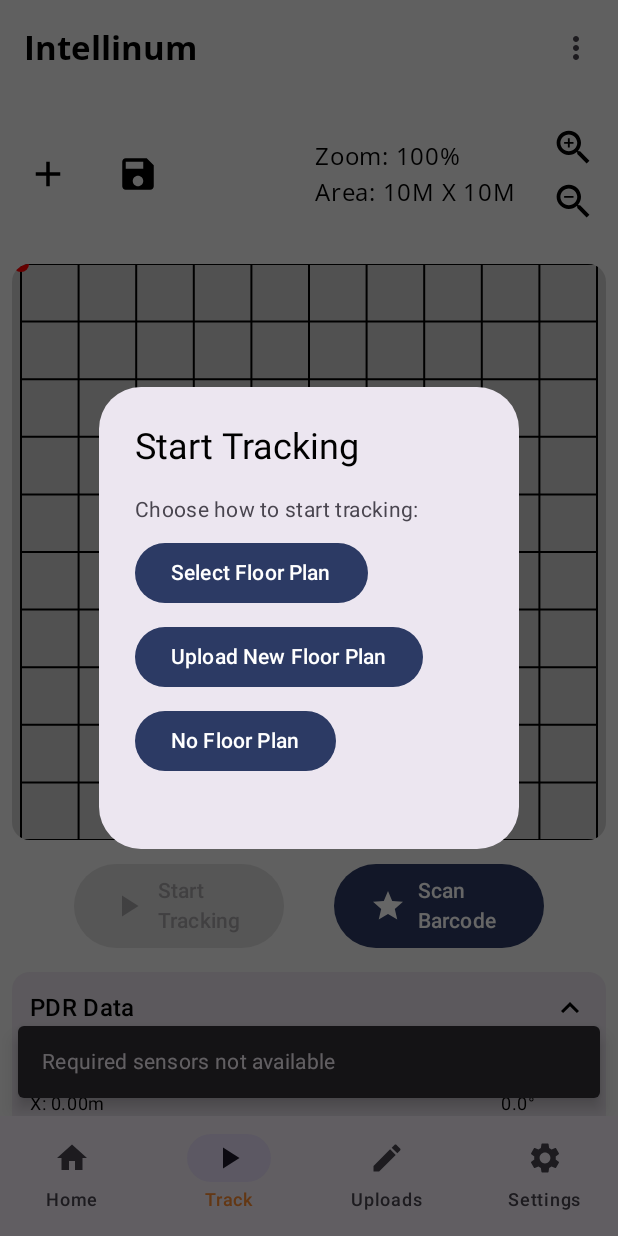
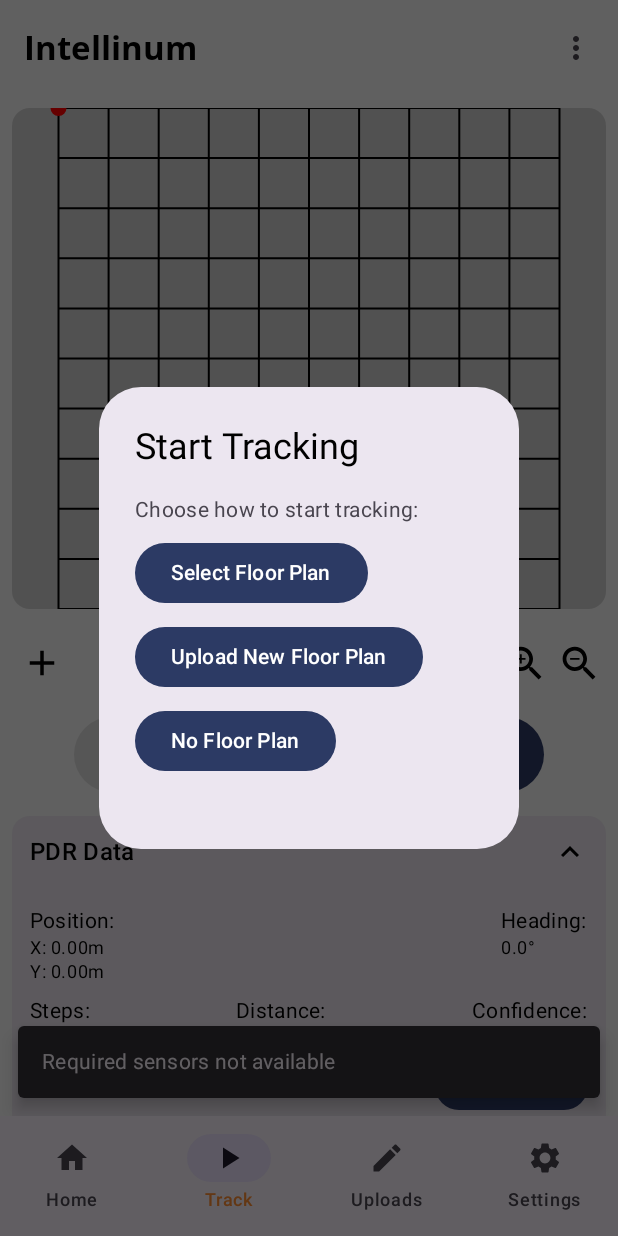
Before and after one commit to carldjapardi/sensorTracking, an Android app built with Jetpack Compose: the TrackScreen screen opened through its navigation route, on a phone screen of 412 x 824 dp. Run offline under Robolectric (Android 15) with nearby library versions, the phone set to English and light mode, and no system bars.

Commit message:
polished UI for trackscreen, reorder rows and adjust sizes

```diff
--- a/app/src/main/java/com/example/sensortracking/ui/screens/track/TrackScreen.kt
+++ b/app/src/main/java/com/example/sensortracking/ui/screens/track/TrackScreen.kt
@@ -223,10 +223,9 @@ fun TrackScreen(
         )
     }
 
-    // Zoom Set to 0% and 300%..
+    // Zoom Range 0-300%
     val minZoom = 0.0f
     val maxZoom = 3.0f
-    val zoomPercent = (uiState.zoom * 100).roundToInt().coerceIn(0, 300)
 
     Scaffold(
         topBar = {
@@ -247,54 +246,7 @@ fun TrackScreen(
                 .padding(innerPadding)
                 .verticalScroll(scrollState)
         ) {
-            // 1. Info Row: Save and New Tracking icons
-            Row(
-                modifier = Modifier
-                    .fillMaxWidth()
-                    .padding(horizontal = 12.dp, vertical = 16.dp),
-                verticalAlignment = Alignment.CenterVertically,
-                horizontalArrangement = Arrangement.spacedBy(20.dp)
-            ) {
-                IconButton(
-                    onClick = { showNewTrackingConfirmDialog = true },
-                    modifier = Modifier.size(40.dp)
-                ) {
-                    Icon(Icons.Default.Add, contentDescription = "New Tracking", modifier = Modifier.size(28.dp))
-                }
-                IconButton(
-                    onClick = { showSaveTrackingDialog = true },
-                    modifier = Modifier.size(40.dp)
-                ) {
-                    Icon(Icons.Default.Save, contentDescription = "Save Tracking", modifier = Modifier.size(28.dp))
-                }
-                Spacer(Modifier.weight(1f))
-                Column {
-                    Text("Zoom: $zoomPercent%", fontSize = 16.sp)
-                    Text("Area: ${uiState.area.length.toInt()}M X ${uiState.area.width.toInt()}M", fontSize = 16.sp)
-                }
-                Column {
-                    IconButton(
-                        onClick = {
-                            val newZoom = min(uiState.zoom * 1.2f, maxZoom)
-                            viewModel.onZoomChange(newZoom)
-                        },
-                        modifier = Modifier.size(36.dp)
-                    ) {
-                        Icon(Icons.Filled.ZoomIn, contentDescription = "Zoom In", modifier = Modifier.size(30.dp))
-                    }
-                    IconButton(
-                        onClick = {
-                            val newZoom = max(uiState.zoom / 1.2f, minZoom)
-                            viewModel.onZoomChange(newZoom)
-                        },
-                        modifier = Modifier.size(36.dp)
-                    ) {
-                        Icon(Icons.Filled.ZoomOut, contentDescription = "Zoom Out", modifier = Modifier.size(30.dp))
-                    }
-                }
-            }
-
-            // 2. Calibration Progress (if calibrating)
+            // 1. Calibration Card (if calibrating)
             if (uiState.isCalibrating) {
                 Card(
                     modifier = Modifier
@@ -329,11 +281,11 @@ fun TrackScreen(
                 }
             }
 
-            // 3. Grid/Floor Plan Area (larger container)
+            // 2. Grid/Floor Plan Canvas
             Box(
                 modifier = Modifier
                     .fillMaxWidth()
-                    .height(400.dp) // Fixed height for grid
+                    .height(350.dp) // Fixed height
                     .padding(8.dp)
                     .clip(RoundedCornerShape(12.dp))
                     .background(Color.LightGray)
@@ -351,7 +303,53 @@ fun TrackScreen(
                 )
             }
 
-            // 4. Action Buttons
+            // 3. Info Row: New Tracking, Save Tracking, Zoom, Area
+            Row(
+                modifier = Modifier
+                    .fillMaxWidth()
+                    .padding(horizontal = 8.dp, vertical = 8.dp),
+                verticalAlignment = Alignment.CenterVertically,
+                horizontalArrangement = Arrangement.spacedBy(20.dp)
+            ) {
+                IconButton(
+                    onClick = { showNewTrackingConfirmDialog = true },
+                    modifier = Modifier.size(40.dp)
+                ) {
+                    Icon(Icons.Default.Add, contentDescription = "New Tracking", modifier = Modifier.size(28.dp))
+                }
+                IconButton(
+                    onClick = { showSaveTrackingDialog = true },
+                    modifier = Modifier.size(40.dp)
+                ) {
+                    Icon(Icons.Default.Save, contentDescription = "Save Tracking", modifier = Modifier.size(28.dp))
+                }
+                Spacer(Modifier.weight(1f))
+                Column {
+                    Text("Area: ${uiState.area.length.toInt()}M X ${uiState.area.width.toInt()}M", fontSize = 16.sp)
+                }
+                Row {
+                    IconButton(
+                        onClick = {
+                            val newZoom = min(uiState.zoom * 1.2f, maxZoom)
+                            viewModel.onZoomChange(newZoom)
+                        },
+                        modifier = Modifier.size(36.dp)
+                    ) {
+                        Icon(Icons.Filled.ZoomIn, contentDescription = "Zoom In", modifier = Modifier.size(30.dp))
+                    }
+                    IconButton(
+                        onClick = {
+                            val newZoom = max(uiState.zoom / 1.2f, minZoom)
+                            viewModel.onZoomChange(newZoom)
+                        },
+                        modifier = Modifier.size(36.dp)
+                    ) {
+                        Icon(Icons.Filled.ZoomOut, contentDescription = "Zoom Out", modifier = Modifier.size(30.dp))
+                    }
+                }
+            }
+
+            // 4. Action Buttons: Start Tracking, Scan Barcode
             Row(
                 modifier = Modifier
                     .fillMaxWidth()
@@ -361,34 +359,28 @@ fun TrackScreen(
                 if (uiState.isTracking) {
                     Button(
                         onClick = viewModel::onStopTracking,
-                        modifier = Modifier.width(140.dp)
+                        modifier = Modifier.width(140.dp).height(50.dp)
                     ) {
-                        Icon(Icons.Default.Stop, contentDescription = null)
-                        Spacer(Modifier.width(8.dp))
                         Text("Stop Tracking")
                     }
                 } else {
                     Button(
                         onClick = viewModel::onStartTracking,
                         enabled = uiState.canStartTracking,
-                        modifier = Modifier.width(140.dp)
+                        modifier = Modifier.width(140.dp).height(50.dp)
                     ) {
-                        Icon(Icons.Default.PlayArrow, contentDescription = null)
-                        Spacer(Modifier.width(8.dp))
                         Text("Start Tracking")
                     }
                 }
                 Button(
                     onClick = viewModel::onScanBarcode,
-                    modifier = Modifier.width(140.dp)
+                    modifier = Modifier.width(140.dp).height(50.dp)
                 ) {
-                    Icon(Icons.Default.Star, contentDescription = null)
-                    Spacer(Modifier.width(8.dp))
                     Text("Scan Barcode")
                 }
             }
 
-            // 5. Combined PDR Data Display (collapsible)
+            // 5. PDR Data Display
             var pdrExpanded by remember { mutableStateOf(true) }
             Card(
                 modifier = Modifier
```
